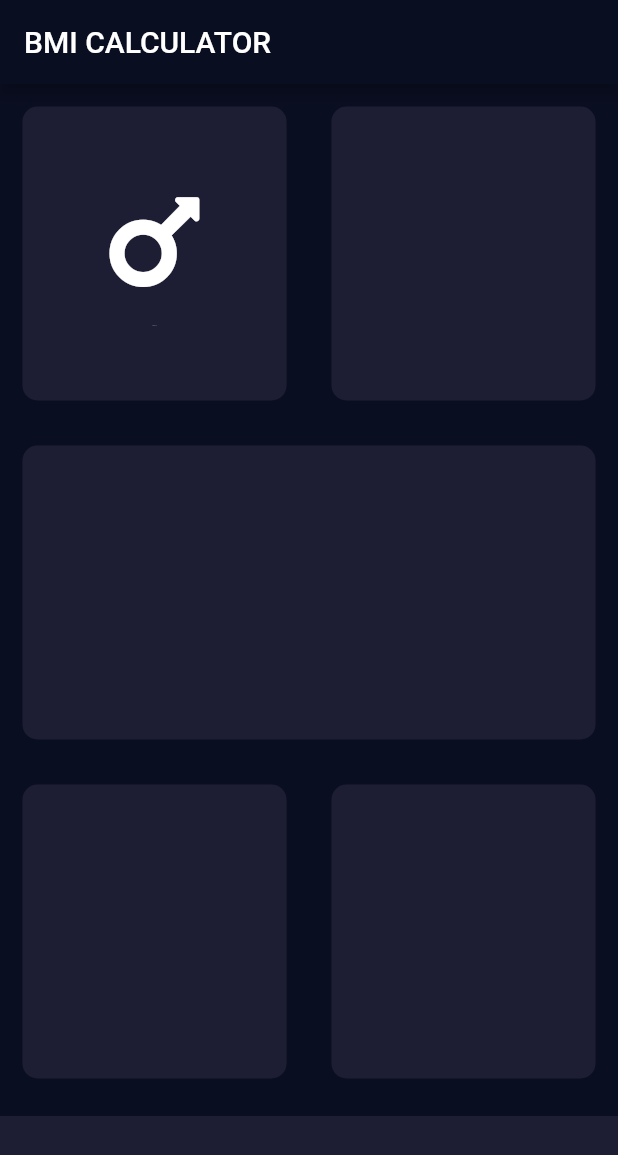
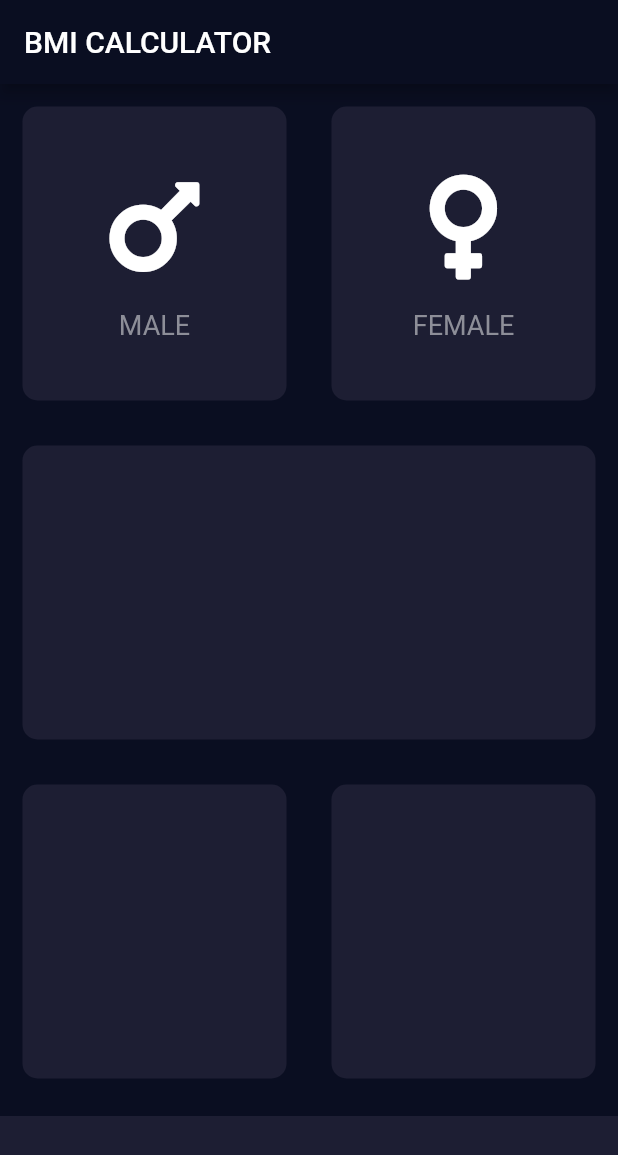
Before and after one commit to ntk-nguyen/bmi-calculator-flutter, a Flutter app: the screen it shows after launch, on a phone screen of 412 x 824 dp. Shown: the top 1155 px of the screen. Run offline on Flutter 3.47's test engine with Material 2 defaults, Android fonts, the phone set to English and light mode, and no system bars; our stand-ins replace font_awesome_flutter.

Commit message:
Change to IconContent

```diff
--- a/lib/input_page.dart
+++ b/lib/input_page.dart
@@ -25,28 +25,20 @@ class _InputPageState extends State<InputPage> {
                 Expanded(
                     child: ReusableCard(
                         color: activeCardColor,
-                        cardChild: Column(
-                          mainAxisAlignment: MainAxisAlignment.center,
-                          children: <Widget>[
-                            Icon(
-                              FontAwesomeIcons.mars,
-                              size: 80.0,
-                            ),
-                            SizedBox(
-                              height: 15.0,
-                            ),
-                            Text('MALE',
-                                style: TextStyle(
-                                    fontSize: 1.0,
-                                  color: Color(0xFF8D8E98),
-                              ),
-                            ),
-                          ],
+                        cardChild: IconContent(
+                            icon: FontAwesomeIcons.mars,
+                            text: 'MALE'
                         ),
                     )
                 ),
                 Expanded(
-                    child: ReusableCard(color: activeCardColor)
+                    child: ReusableCard(
+                        color: activeCardColor,
+                        cardChild: IconContent(
+                            icon: FontAwesomeIcons.venus,
+                            text: 'FEMALE'
+                        ),
+                    ),
                 ),
               ],
             ),
@@ -78,6 +70,36 @@ class _InputPageState extends State<InputPage> {
   }
 }
 
+class IconContent extends StatelessWidget {
+
+  IconContent({this.icon, this.text});
+
+  final String text;
+  final IconData icon;
+
+  @override
+  Widget build(BuildContext context) {
+    return Column(
+      mainAxisAlignment: MainAxisAlignment.center,
+      children: <Widget>[
+        Icon(
+          icon,
+          size: 80.0,
+        ),
+        SizedBox(
+          height: 15.0,
+        ),
+        Text(text,
+            style: TextStyle(
+                fontSize: 18.0,
+              color: Color(0xFF8D8E98),
+          ),
+        ),
+      ],
+    );
+  }
+}
+
 class ReusableCard extends StatelessWidget {
 
   ReusableCard({@required this.color, this.cardChild});
```
Also changed, not shown: 2 other files.
